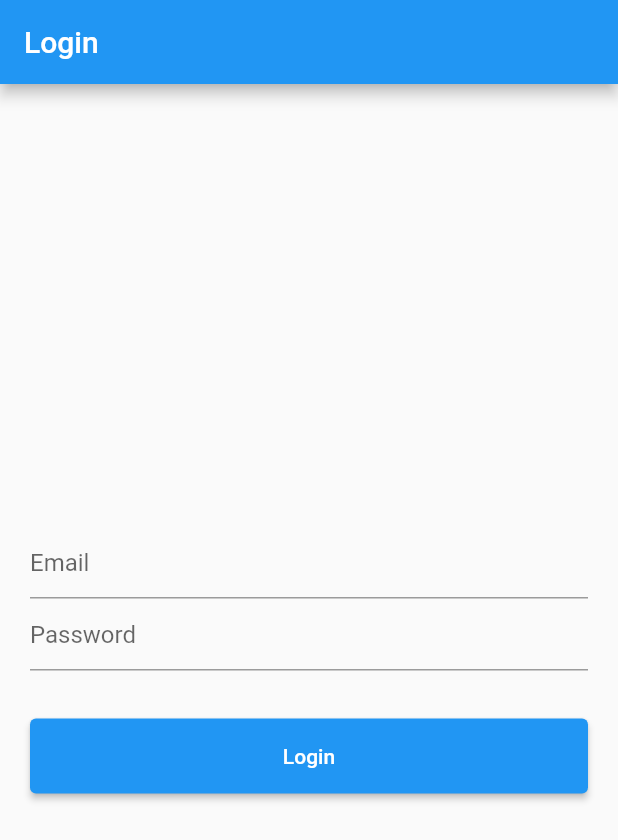
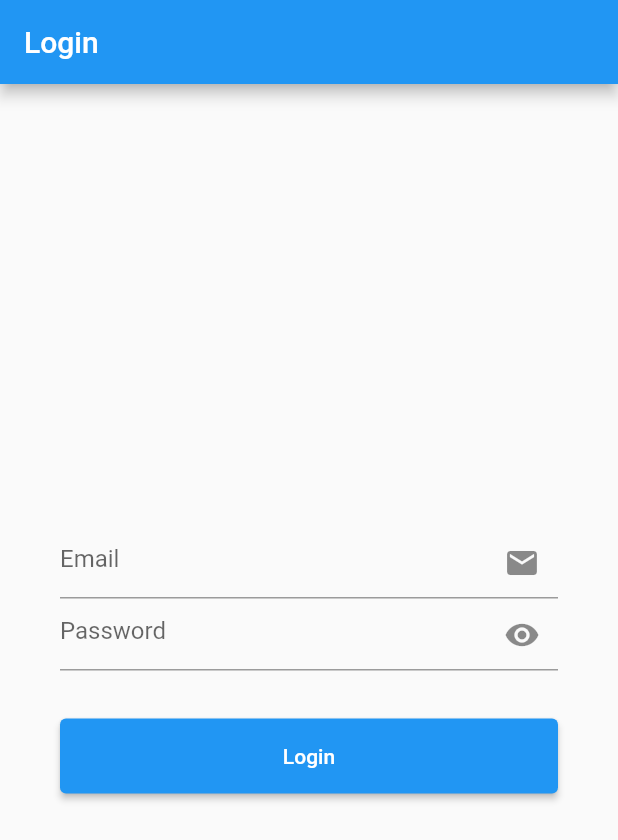
Before and after one commit to hafizflow/learing_provider, a Flutter app: the screen it shows after launch, after a tap on "Login", on a phone screen of 412 x 824 dp. Shown: the top 840 px of the screen. Run offline on Flutter 3.47's test engine with Material 3 defaults, Android fonts, the phone set to English and light mode, and no system bars; network calls fail.

Commit message:
login api

```diff
--- a/lib/main.dart
+++ b/lib/main.dart
@@ -1,4 +1,5 @@
 import 'package:flutter/material.dart';
+import 'package:learing_provider/provider/auth_provider.dart';
 import 'package:learing_provider/provider/favorite_provider.dart';
 import 'package:learing_provider/provider/slider_provider.dart';
 import 'package:learing_provider/provider/theme_provider.dart';
@@ -25,6 +26,7 @@ class MainApp extends StatelessWidget {
         ChangeNotifierProvider(create: (_) => SliderProvider()),
         ChangeNotifierProvider(create: (_) => FavoriteProvider()),
         ChangeNotifierProvider(create: (_) => ThemeProvider()),
+        ChangeNotifierProvider(create: (_) => AuthProvider()),
       ],
       child: Builder(builder: (context) {
         final themeProvider = Provider.of<ThemeProvider>(context);
--- a/lib/provider/auth_provider.dart
+++ b/lib/provider/auth_provider.dart
@@ -1,5 +1,26 @@
+import 'dart:developer';
+
 import 'package:flutter/cupertino.dart';
+import 'package:http/http.dart';
 
 class AuthProvider extends ChangeNotifier {
-  void login(String email, String password) async {}
+  void login(String email, String password) async {
+    try {
+      Response response = await post(
+        Uri.parse('https://reqres.in/api/login'),
+        body: {
+          "email": email,
+          "password": password,
+        },
+      );
+
+      if (response.statusCode == 200) {
+        log('Login Successful');
+      } else {
+        log('Login Failed, statusCode: ${response.statusCode}');
+      }
+    } catch (e) {
+      log('Login Error: $e');
+    }
+  }
 }
--- a/lib/screens/favorite/login_screen.dart
+++ b/lib/screens/favorite/login_screen.dart
@@ -1,4 +1,6 @@
 import 'package:flutter/material.dart';
+import 'package:learing_provider/provider/auth_provider.dart';
+import 'package:provider/provider.dart';
 
 class LoginScreen extends StatefulWidget {
   const LoginScreen({super.key});
@@ -10,6 +12,7 @@ class LoginScreen extends StatefulWidget {
 class _LoginScreenState extends State<LoginScreen> {
   TextEditingController emailController = TextEditingController();
   TextEditingController passwordController = TextEditingController();
+  ValueNotifier<bool> obscure = ValueNotifier<bool>(true);
 
   @override
   void dispose() {
@@ -20,12 +23,13 @@ class _LoginScreenState extends State<LoginScreen> {
 
   @override
   Widget build(BuildContext context) {
+    final loginProvider = Provider.of<AuthProvider>(context);
     return Scaffold(
       appBar: AppBar(
         title: const Text('Login'),
       ),
       body: Padding(
-        padding: const EdgeInsets.all(20.0),
+        padding: const EdgeInsets.all(40.0),
         child: Column(
           mainAxisAlignment: MainAxisAlignment.center,
           children: [
@@ -33,20 +37,40 @@ class _LoginScreenState extends State<LoginScreen> {
               controller: emailController,
               decoration: const InputDecoration(
                 hintText: 'Email',
+                suffixIcon: Icon(Icons.email),
               ),
             ),
-            TextFormField(
-              controller: passwordController,
-              decoration: const InputDecoration(
-                hintText: 'Password',
-              ),
+            ValueListenableBuilder(
+              builder: (context, value, _) {
+                return TextFormField(
+                  controller: passwordController,
+                  obscureText: value,
+                  decoration: InputDecoration(
+                    hintText: 'Password',
+                    suffixIcon: InkWell(
+                      onTap: () {
+                        obscure.value = !obscure.value;
+                      },
+                      child: Icon(
+                        value ? Icons.visibility : Icons.visibility_off,
+                      ),
+                    ),
+                  ),
+                );
+              },
+              valueListenable: obscure,
             ),
             const SizedBox(height: 32),
             SizedBox(
               width: double.infinity,
               height: 50,
               child: ElevatedButton(
-                onPressed: () {},
+                onPressed: () {
+                  loginProvider.login(
+                    emailController.text.trim(),
+                    passwordController.text.trim(),
+                  );
+                },
                 child: const Text('Login'),
               ),
             ),
--- a/pubspec.yaml
+++ b/pubspec.yaml
@@ -15,7 +15,7 @@ dependencies:
 dev_dependencies:
   flutter_test:
     sdk: flutter
-  flutter_lints: ^2.0.0
+  flutter_lints: ^3.0.2
 
 flutter:
   uses-material-design: true
```
Also changed, not shown: pubspec.lock, 3 other files.
